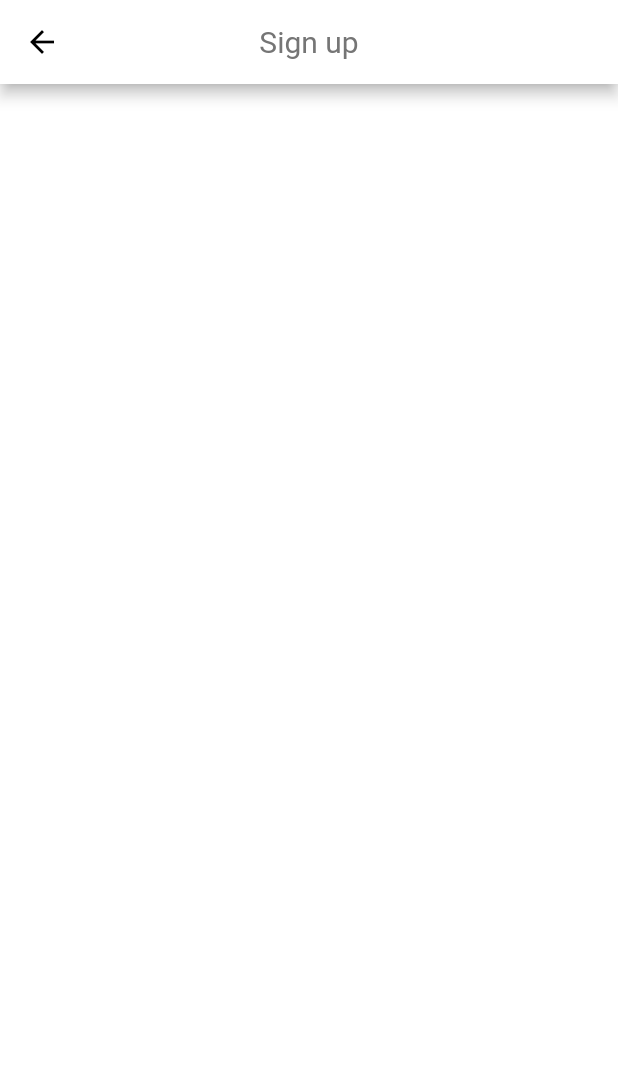
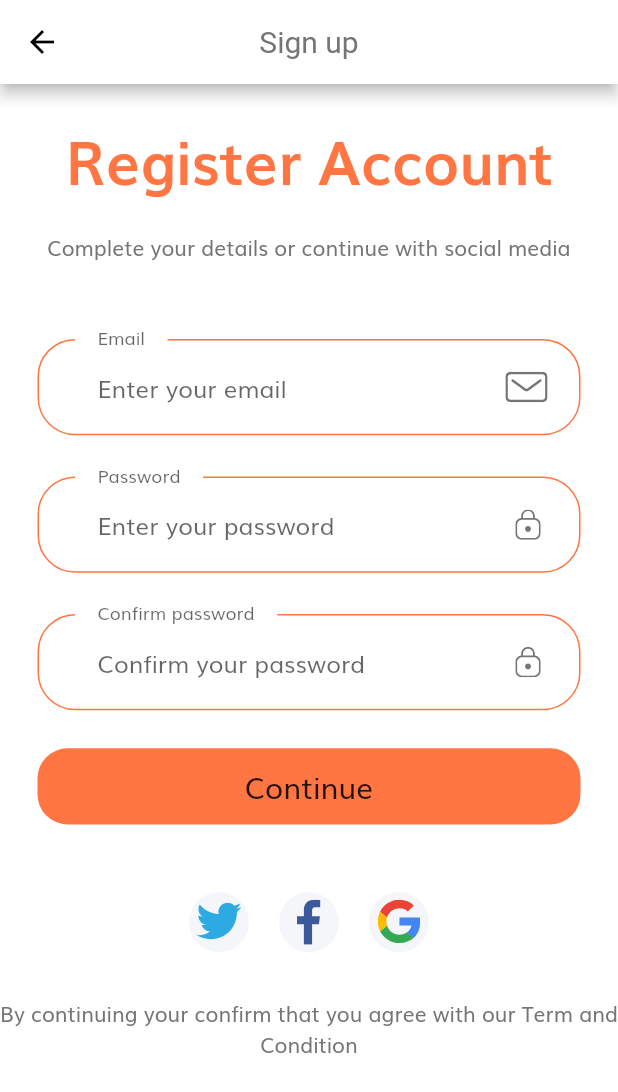
Before and after one commit to truong02bp/flutter, a Flutter app: the SignInScreen screen opened by its route, after a tap on "Continue", after a tap on "Sign up", on a phone screen of 412 x 824 dp. Shown: the top 1092 px of the screen. Run offline on Flutter 3.47's test engine with Material 2 defaults, Android fonts, the phone set to English and light mode, and no system bars; our stand-ins replace bloc, equatable, flutter_bloc, flutter_svg.

Commit message:
build sign up screen

```diff
--- /dev/null
+++ b/ecommerce/lib/components/custom_banner.dart
@@ -0,0 +1,22 @@
+import 'package:flutter/material.dart';
+
+import '../constants.dart';
+import '../size_config.dart';
+
+class CustomBanner extends StatelessWidget {
+  String text;
+
+
+  CustomBanner({@required this.text});
+
+  @override
+  Widget build(BuildContext context) {
+    return Text(
+      text,
+      style: TextStyle(
+          fontSize: getProportionateWidth(36),
+          color: kPrimaryColor,
+          fontWeight: FontWeight.bold),
+    );
+  }
+}
--- a/ecommerce/lib/constants.dart
+++ b/ecommerce/lib/constants.dart
@@ -14,4 +14,5 @@ const kAnimationDuration = Duration(milliseconds: 200);
 const String EMPTY_PASSWORD_ERROR = "Please enter your password";
 const String EMPTY_EMAIL_ERROR = "Please enter your email";
 const String EMAIL_INVALID_ERROR = "Email is invalid";
-final RegExp emailRegExp = RegExp("/\S+@\S+\.\S+/");
+const String CONFIRM_PASSWORD_ERROR = "Confirm password not like password";
+final RegExp emailRegExp = RegExp("^[a-zA-Z0-9.!#\$%&'*+/=?^_`{|}~-]+@[a-zA-Z0-9](?:[a-zA-Z0-9-]{0,253}[a-zA-Z0-9])?(?:\.[a-zA-Z0-9](?:[a-zA-Z0-9-]{0,253}[a-zA-Z0-9])?)*\$");
--- a/ecommerce/lib/screens/forgot_password/components/body.dart
+++ b/ecommerce/lib/screens/forgot_password/components/body.dart
@@ -1,4 +1,5 @@
 import 'package:ecommerce/components/account_question.dart';
+import 'package:ecommerce/components/custom_banner.dart';
 import 'package:ecommerce/components/custom_suffix_icons.dart';
 import 'package:ecommerce/components/default_button.dart';
 import 'package:ecommerce/components/form_error.dart';
@@ -26,13 +27,7 @@ class _BodyState extends State<Body> {
         padding: EdgeInsets.all(20),
         child: Column(
           children: [
-            Text(
-              'Forgot Password',
-              style: TextStyle(
-                  fontSize: getProportionateWidth(28),
-                  color: Colors.black,
-                  fontWeight: FontWeight.bold),
-            ),
+            CustomBanner(text: 'Forgot Password'),
             SizedBox(
               height: getProportionateHeight(20),
             ),
--- a/ecommerce/lib/screens/sign_in/components/body.dart
+++ b/ecommerce/lib/screens/sign_in/components/body.dart
@@ -1,3 +1,6 @@
+import 'package:ecommerce/components/account_question.dart';
+import 'package:ecommerce/components/custom_banner.dart';
+import 'package:ecommerce/components/custom_icon.dart';
 import 'package:ecommerce/components/default_button.dart';
 import 'package:ecommerce/constants.dart';
 import 'package:ecommerce/screens/sign_in/components/sign_in_form.dart';
@@ -17,12 +20,7 @@ class SignInBody extends StatelessWidget {
           padding: const EdgeInsets.all(20),
           child: Column(
             children: [
-              Text('Welcome back ',
-              style: TextStyle(
-                fontSize: getProportionateWidth(28),
-                color: Colors.black,
-                fontWeight: FontWeight.bold
-              ),),
+              CustomBanner(text: 'Welcome back '),
               SizedBox(height: getProportionateHeight(10),),
               Text('Sign in with your email and password \nor continue with social media',
               style: TextStyle(
@@ -32,6 +30,21 @@ class SignInBody extends StatelessWidget {
               ),
               SizedBox(height: getProportionateHeight(50),),
               SignInForm(),
+              SizedBox(
+                height: getProportionateHeight(30),
+              ),
+              Row(
+                mainAxisAlignment: MainAxisAlignment.center,
+                children: [
+                  CustomIcon(image: "assets/icons/twitter.svg",),
+                  CustomIcon(image: "assets/icons/facebook-2.svg",),
+                  CustomIcon(image: "assets/icons/google-icon.svg",),
+                ],
+              ),
+              SizedBox(
+                height: getProportionateHeight(30),
+              ),
+              AccountQuestion(),
             ],
           ),
         ),
--- a/ecommerce/lib/screens/sign_in/components/sign_in_form.dart
+++ b/ecommerce/lib/screens/sign_in/components/sign_in_form.dart
@@ -52,12 +52,12 @@ class _SignInFormState extends State<SignInForm> {
                     });
                   }
                   return "";
-                } else if (!emailRegExp.hasMatch(value) &&
-                    !errors.contains(EMAIL_INVALID_ERROR)) {
-                  setState(() {
-                    message = EMAIL_INVALID_ERROR;
-                    errors.add(message);
-                  });
+                } else if (!emailRegExp.hasMatch(value)) {
+                  if (!errors.contains(EMAIL_INVALID_ERROR))
+                    setState(() {
+                      message = EMAIL_INVALID_ERROR;
+                      errors.add(message);
+                    });
                   return "";
                 }
                 return null;
@@ -124,7 +124,8 @@ class _SignInFormState extends State<SignInForm> {
                 Spacer(),
                 GestureDetector(
                     onTap: () {
-                      Navigator.of(context).pushNamed(ForgotPasswordScreen.routeName);
+                      Navigator.of(context)
+                          .pushNamed(ForgotPasswordScreen.routeName);
                     },
                     child: Text(
                       'Forgot password',
@@ -144,21 +145,6 @@ class _SignInFormState extends State<SignInForm> {
                 }
               },
             ),
-            SizedBox(
-              height: getProportionateHeight(30),
-            ),
-            Row(
-              mainAxisAlignment: MainAxisAlignment.center,
-              children: [
-                CustomIcon(image: "assets/icons/twitter.svg",),
-                CustomIcon(image: "assets/icons/facebook-2.svg",),
-                CustomIcon(image: "assets/icons/google-icon.svg",),
-              ],
-            ),
-            SizedBox(
-              height: getProportionateHeight(30),
-            ),
-            AccountQuestion(),
           ],
         ));
   }
--- a/ecommerce/lib/screens/sign_up/components/body.dart
+++ b/ecommerce/lib/screens/sign_up/components/body.dart
@@ -1,7 +1,43 @@
+import 'package:ecommerce/components/custom_banner.dart';
+import 'package:ecommerce/components/custom_icon.dart';
+import 'package:ecommerce/screens/sign_up/components/sign_up_form.dart';
+import 'package:ecommerce/size_config.dart';
 import 'package:flutter/material.dart';
 class SignUpBody extends StatelessWidget {
   @override
   Widget build(BuildContext context) {
-    return Container();
+    return SingleChildScrollView(
+      child: SizedBox(
+        width: double.infinity,
+        child: Column(
+          children: [
+            SizedBox(
+              height: getProportionateHeight(20),
+            ),
+            CustomBanner(text: 'Register Account'),
+            SizedBox(
+              height: getProportionateHeight(20),
+            ),
+            Text('Complete your details or continue with social media',),
+            SignUpForm(),
+            SizedBox(
+              height: getProportionateHeight(20),
+            ),
+            Row(
+              mainAxisAlignment: MainAxisAlignment.center,
+              children: [
+                CustomIcon(image: "assets/icons/twitter.svg",),
+                CustomIcon(image: "assets/icons/facebook-2.svg",),
+                CustomIcon(image: "assets/icons/google-icon.svg",),
+              ],
+            ),
+            SizedBox(
+              height: getProportionateHeight(30),
+            ),
+            Text('By continuing your confirm that you agree with our Term and Condition', textAlign: TextAlign.center,)
+          ],
+        ),
+      ),
+    );
   }
 }
--- /dev/null
+++ b/ecommerce/lib/screens/sign_up/components/sign_up_form.dart
@@ -0,0 +1,147 @@
+import 'package:ecommerce/components/custom_suffix_icons.dart';
+import 'package:ecommerce/components/default_button.dart';
+import 'package:ecommerce/components/form_error.dart';
+import 'package:ecommerce/size_config.dart';
+import 'package:flutter/material.dart';
+
+import '../../../constants.dart';
+
+class SignUpForm extends StatefulWidget {
+  @override
+  _SignUpFormState createState() => _SignUpFormState();
+}
+
+class _SignUpFormState extends State<SignUpForm> {
+  final _formKey = GlobalKey<FormState>();
+  List<String> errors = [];
+  String email,password;
+
+  @override
+  Widget build(BuildContext context) {
+    return Form(
+      key: _formKey,
+        child: Padding(
+      padding: const EdgeInsets.all(25),
+      child: Column(
+        children: [
+          SizedBox(
+            height: getProportionateHeight(25),
+          ),
+          TextFormField(
+            onChanged: (value) {
+              email = value;
+              if (value.isNotEmpty && errors.contains(EMPTY_EMAIL_ERROR)) {
+                setState(() {
+                  errors.remove(EMPTY_EMAIL_ERROR);
+                });
+              }
+              if (emailRegExp.hasMatch(value) &&
+                  errors.contains(EMAIL_INVALID_ERROR)) {
+                setState(() {
+                  errors.remove(EMAIL_INVALID_ERROR);
+                });
+              }
+            },
+            validator: (value) {
+              String message = "";
+              if (value.isEmpty) {
+                message = EMPTY_EMAIL_ERROR;
+                if (!errors.contains(message)) {
+                  setState(() {
+                    if (errors.contains(EMAIL_INVALID_ERROR))
+                      errors.remove(EMAIL_INVALID_ERROR);
+                    errors.add(message);
+                  });
+                }
+                return "";
+              } else if (!emailRegExp.hasMatch(value)) {
+                if (!errors.contains(EMAIL_INVALID_ERROR))
+                  setState(() {
+                    message = EMAIL_INVALID_ERROR;
+                    errors.add(message);
+                  });
+                return "";
+              }
+              return null;
+            },
+            decoration: InputDecoration(
+                floatingLabelBehavior: FloatingLabelBehavior.always,
+                hintText: 'Enter your email',
+                labelText: 'Email',
+                suffixIcon: CustomSuffixIcon(image :'assets/icons/Mail.svg')),
+          ),
+          SizedBox(
+            height: getProportionateWidth(25),
+          ),
+          TextFormField(
+            obscureText: true,
+            onChanged: (value) {
+              password = value;
+              if (value.isNotEmpty && errors.contains(EMPTY_PASSWORD_ERROR)) {
+                setState(() {
+                  errors.remove(EMPTY_PASSWORD_ERROR);
+                });
+              }
+            },
+            validator: (value) {
+              String message = "";
+              if (value.isEmpty) {
+                message = EMPTY_PASSWORD_ERROR;
+                if (!errors.contains(message))
+                  setState(() {
+                    errors.add(message);
+                  });
+                return "";
+              }
+              return null;
+            },
+            decoration: InputDecoration(
+                floatingLabelBehavior: FloatingLabelBehavior.always,
+                hintText: 'Enter your password',
+                labelText: 'Password',
+                suffixIcon: CustomSuffixIcon(
+                  image: 'assets/icons/Lock.svg',
+                )),
+          ),
+          SizedBox(
+            height: getProportionateWidth(25),
+          ),
+          TextFormField(
+            validator: (value){
+              if (value != password){
+                if (!errors.contains(CONFIRM_PASSWORD_ERROR))
+                  setState(() {
+                    errors.add(CONFIRM_PASSWORD_ERROR);
+                  });
+                return "";
+              }
+              return null;
+            },
+            onChanged: (value){
+              if (errors.contains(CONFIRM_PASSWORD_ERROR))
+                setState(() {
+                  errors.remove(CONFIRM_PASSWORD_ERROR);
+                });
+            },
+            obscureText: true,
+            decoration: InputDecoration(
+                floatingLabelBehavior: FloatingLabelBehavior.always,
+                hintText: 'Confirm your password',
+                labelText: 'Confirm password',
+                suffixIcon: CustomSuffixIcon(
+                  image: 'assets/icons/Lock.svg',
+                )),
+          ),
+          FormError(errors: errors),
+          SizedBox(
+            height: getProportionateHeight(25),
+          ),
+          DefaultButton(text: 'Continue', press: (){
+            if (_formKey.currentState.validate())
+              _formKey.currentState.save();
+          })
+        ],
+      ),
+    ));
+  }
+}
--- a/ecommerce/lib/screens/splash/components/splash_content.dart
+++ b/ecommerce/lib/screens/splash/components/splash_content.dart
@@ -1,6 +1,6 @@
+import 'package:ecommerce/components/custom_banner.dart';
 import 'package:flutter/material.dart';
 import 'package:ecommerce/size_config.dart';
-import 'package:ecommerce/constants.dart';
 
 class SplashContent extends StatelessWidget {
   String text;
@@ -13,13 +13,7 @@ class SplashContent extends StatelessWidget {
     return Column(
       children: [
         Spacer(),
-        Text(
-          'TOKOTO',
-          style: TextStyle(
-              fontSize: getProportionateWidth(36),
-              color: kPrimaryColor,
-              fontWeight: FontWeight.bold),
-        ),
+        CustomBanner(text: 'ToKoTo'),
         Text(text, textAlign: TextAlign.center,),
         Spacer(flex: 2,),
         Image.asset(
```
